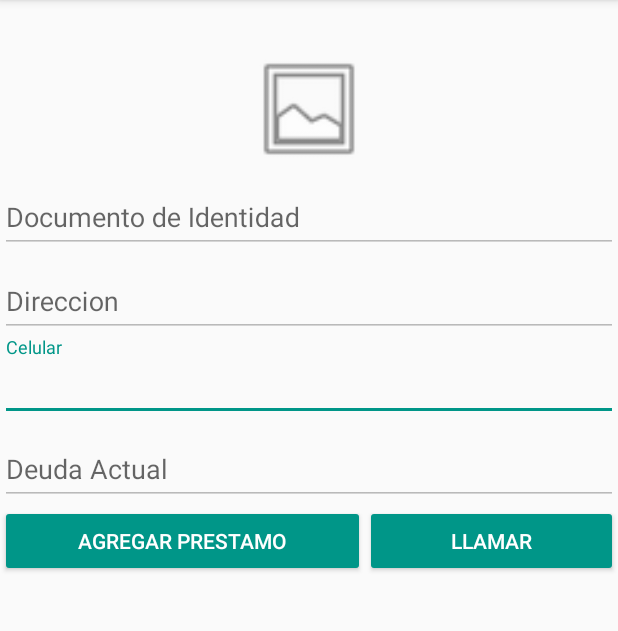
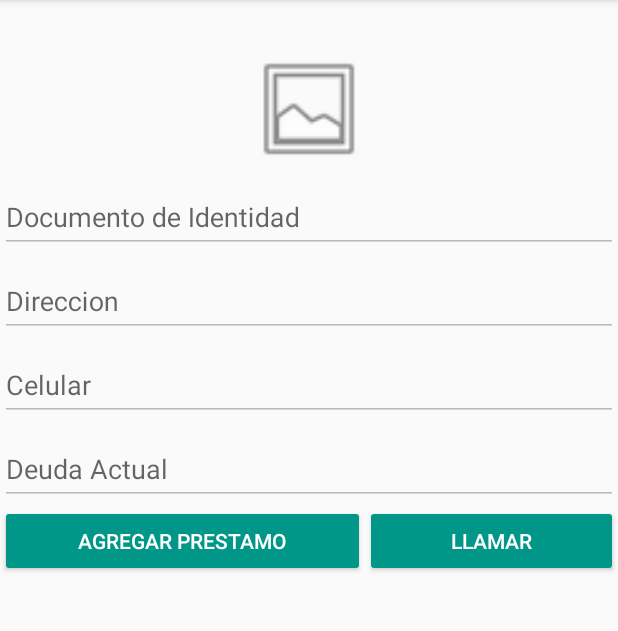
Before and after one commit to aestan1/LenderApp, an Android app: the VerCliente screen opened directly, with no data from a screen before it, after a tap on "LLAMAR", on a phone screen of 412 x 824 dp, the part 84-715 px from its top. Run offline under Robolectric (Android 15) with nearby library versions, the phone set to English and light mode, and no system bars; our stand-ins replace Firebase (no records; nobody signed in at launch, a user with empty details on screens opened directly), Picasso; 6 statements that could not run were skipped.

Commit message:
Ver cliente funcionando completamente

```diff
--- a/app/src/main/java/com/example/estan/lenderapp/Principal.java
+++ b/app/src/main/java/com/example/estan/lenderapp/Principal.java
@@ -86,6 +86,9 @@
             b.putString("cedula",c.getCedula());
             b.putString("nombre",c.getNombre());
             b.putString("apellido",c.getApellido());
+            b.putString("direccion",c.getDireccion());
+            b.putString("celular",c.getCelular());
+            b.putString("deudaActual", (""+ c.getPrestamo().getDeudaActual()));
 
 
             i.putExtra("datos",b);
--- a/app/src/main/java/com/example/estan/lenderapp/VerCliente.java
+++ b/app/src/main/java/com/example/estan/lenderapp/VerCliente.java
@@ -39,13 +39,13 @@ public class VerCliente extends AppCompatActivity {
         super.onCreate(savedInstanceState);
         setContentView(R.layout.activity_ver_cliente);
 
-        foto = (ImageView)findViewById(R.id.fotoModificar);
-        txtCedula= (EditText)findViewById(R.id.txtCedulaVer);
+        foto = (ImageView) findViewById(R.id.fotoModificar);
+        txtCedula = (EditText) findViewById(R.id.txtCedulaVer);
         lblNombre = (TextView) findViewById(R.id.lblNombre);
         lblApellido = (TextView) findViewById(R.id.lblApellido);
-        txtCelular = (EditText)findViewById(R.id.txtTelVer);
-        txtDeuda = (EditText)findViewById(R.id.txtDeudaVer);
-        txtDireccion = (EditText)findViewById(R.id.txtDireccionVer);
+        txtCelular = (EditText) findViewById(R.id.txtTelVer);
+        txtDeuda = (EditText) findViewById(R.id.txtDeudaVer);
+        txtDireccion = (EditText) findViewById(R.id.txtDireccionVer);
 
         i = getIntent();
         b = i.getBundleExtra("datos");
@@ -55,17 +55,24 @@ public class VerCliente extends AppCompatActivity {
         txtCedula.setText(b.getString("cedula"));
         txtCelular.setText(b.getString("celular"));
         txtDireccion.setText(b.getString("direccion"));
-        txtDeuda.setText(b.getString("apellido"));
-
-
-
+        txtDeuda.setText(b.getString("deudaActual"));
 
 
     }
 
-    public void llamar(View v){
-        try{
-            startActivity(new Intent(Intent.ACTION_CALL,Uri.parse("tel:"+txtCelular.getText().toString())));
+    public void llamar(View v) {
+        try {
+            if (ActivityCompat.checkSelfPermission(this, android.Manifest.permission.CALL_PHONE) != PackageManager.PERMISSION_GRANTED) {
+                // TODO: Consider calling
+                //    ActivityCompat#requestPermissions
+                // here to request the missing permissions, and then overriding
+                //   public void onRequestPermissionsResult(int requestCode, String[] permissions,
+                //                                          int[] grantResults)
+                // to handle the case where the user grants the permission. See the documentation
+                // for ActivityCompat#requestPermissions for more details.
+                return;
+            }
+            startActivity(new Intent(Intent.ACTION_CALL, Uri.parse("tel:" + txtCelular.getText().toString())));
         }catch(Exception e){
             e.printStackTrace();
         }
--- a/app/src/main/res/layout/activity_ver_cliente.xml
+++ b/app/src/main/res/layout/activity_ver_cliente.xml
@@ -88,6 +88,7 @@
             android:id="@+id/txtTelVer"
             android:layout_width="match_parent"
             android:layout_height="wrap_content"
+            android:enabled="false"
             android:hint="@string/celular"
             android:inputType="none"
             android:phoneNumber="false" />
```
